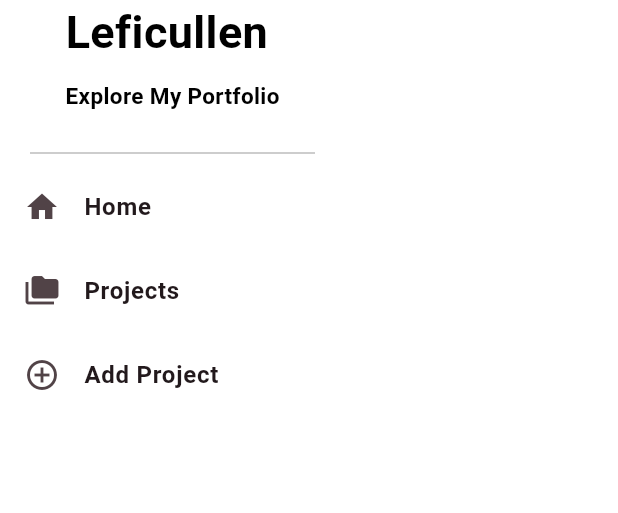
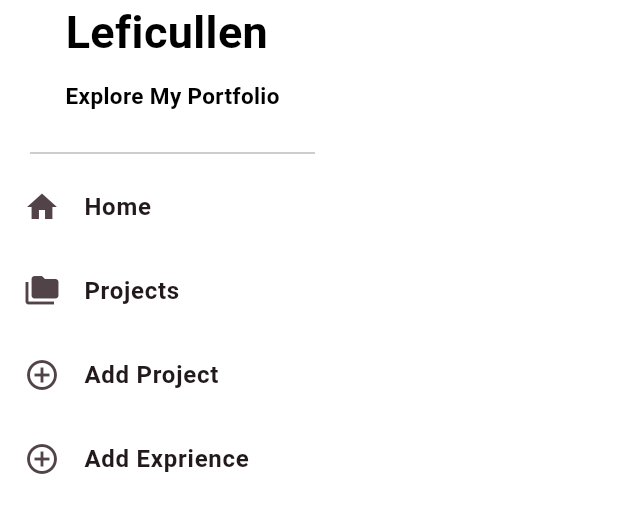
Before and after one commit to Leficullen/myportfolio_mobile, a Flutter app: the LeftDrawer widget shown alone on an empty page, opened directly, on a phone screen of 412 x 824 dp. Shown: the top 513 px of the screen. Run offline on Flutter 3.47's test engine with Material 3 defaults, Android fonts, the phone set to English and light mode, and no system bars.

Commit message:
feat: mounted add expereinces menu in drawer

```diff
--- a/lib/widgets/left_drawer.dart
+++ b/lib/widgets/left_drawer.dart
@@ -1,4 +1,5 @@
 import 'package:flutter/material.dart';
+import 'package:myportfolio_mobile/screens/experience_form.dart';
 import 'package:myportfolio_mobile/screens/menu.dart';
 import 'package:myportfolio_mobile/projects_page.dart';
 import 'package:myportfolio_mobile/screens/project_form.dart';
@@ -54,6 +55,13 @@ class LeftDrawer extends StatelessWidget {
               MaterialPageRoute(builder: (context) => const ProjectFormPage()),
             ),
           ),
+          ListTile(
+            leading: const Icon(Icons.add_circle_outline),
+            title: Text("Add Exprience", style: TextStyle(fontWeight: FontWeight.bold)),
+            onTap: () => Navigator.pushReplacement(context,
+            MaterialPageRoute(builder: (context) => const ExperienceFormPage()),
+            ) ,
+          )
         ],
       ),
     );
```
